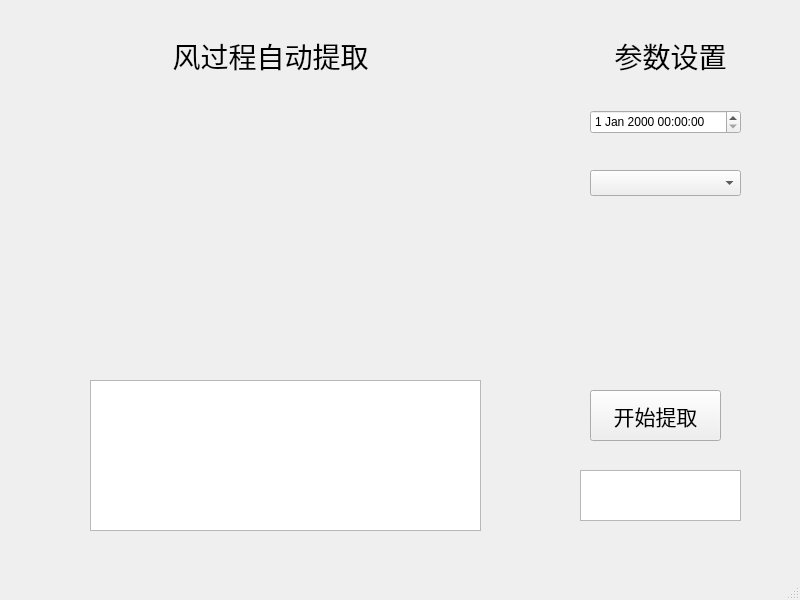
Above: 风过程自动提取.ui from vingol/UI_stage_2 before the change. Below: the same form after it.
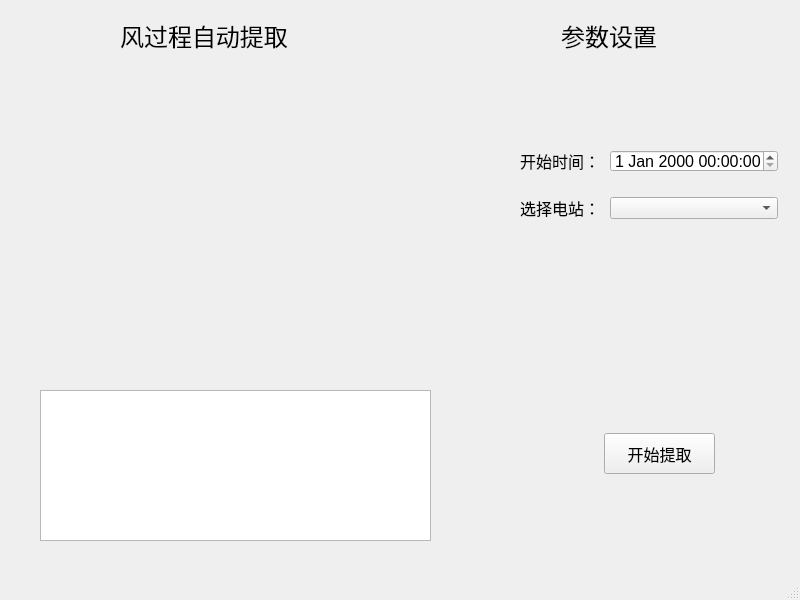
That is the form after the change.

```diff
--- a/风过程自动提取.ui
+++ b/风过程自动提取.ui
@@ -10,90 +10,27 @@
     <height>600</height>
    </rect>
   </property>
+  <property name="font">
+   <font>
+    <pointsize>12</pointsize>
+   </font>
+  </property>
   <property name="windowTitle">
    <string>MainWindow</string>
   </property>
   <widget class="QWidget" name="centralwidget">
-   <widget class="QLabel" name="label">
-    <property name="geometry">
-     <rect>
-      <x>170</x>
-      <y>40</y>
-      <width>201</width>
-      <height>31</height>
-     </rect>
-    </property>
-    <property name="font">
-     <font>
-      <pointsize>21</pointsize>
-     </font>
-    </property>
-    <property name="text">
-     <string>风过程自动提取</string>
-    </property>
-    <property name="textFormat">
-     <enum>Qt::AutoText</enum>
-    </property>
-    <property name="alignment">
-     <set>Qt::AlignCenter</set>
-    </property>
-   </widget>
-   <widget class="QLabel" name="label_2">
-    <property name="geometry">
-     <rect>
-      <x>570</x>
-      <y>40</y>
-      <width>201</width>
-      <height>31</height>
-     </rect>
-    </property>
-    <property name="font">
-     <font>
-      <pointsize>21</pointsize>
-     </font>
-    </property>
-    <property name="text">
-     <string>参数设置</string>
-    </property>
-    <property name="textFormat">
-     <enum>Qt::AutoText</enum>
-    </property>
-    <property name="alignment">
-     <set>Qt::AlignCenter</set>
-    </property>
-   </widget>
-   <widget class="QComboBox" name="comboBox">
-    <property name="geometry">
-     <rect>
-      <x>590</x>
-      <y>170</y>
-      <width>151</width>
-      <height>26</height>
-     </rect>
-    </property>
-   </widget>
-   <widget class="QDateTimeEdit" name="dateTimeEdit">
-    <property name="geometry">
-     <rect>
-      <x>590</x>
-      <y>110</y>
-      <width>151</width>
-      <height>24</height>
-     </rect>
-    </property>
-   </widget>
    <widget class="QPushButton" name="pushButton">
     <property name="geometry">
      <rect>
-      <x>590</x>
-      <y>390</y>
-      <width>131</width>
-      <height>51</height>
+      <x>604</x>
+      <y>433</y>
+      <width>111</width>
+      <height>41</height>
      </rect>
     </property>
     <property name="font">
      <font>
-      <pointsize>16</pointsize>
+      <pointsize>12</pointsize>
      </font>
     </property>
     <property name="text">
@@ -103,22 +40,124 @@
    <widget class="QTableWidget" name="tableWidget">
     <property name="geometry">
      <rect>
-      <x>90</x>
-      <y>380</y>
+      <x>40</x>
+      <y>390</y>
       <width>391</width>
       <height>151</height>
      </rect>
     </property>
    </widget>
-   <widget class="QTextBrowser" name="textBrowser">
+   <widget class="QWidget" name="">
     <property name="geometry">
      <rect>
-      <x>580</x>
-      <y>470</y>
-      <width>161</width>
-      <height>51</height>
+      <x>510</x>
+      <y>140</y>
+      <width>278</width>
+      <height>89</height>
      </rect>
     </property>
+    <layout class="QGridLayout" name="gridLayout" rowstretch="0,0" rowminimumheight="0,0">
+     <property name="leftMargin">
+      <number>10</number>
+     </property>
+     <property name="topMargin">
+      <number>10</number>
+     </property>
+     <property name="rightMargin">
+      <number>10</number>
+     </property>
+     <property name="bottomMargin">
+      <number>10</number>
+     </property>
+     <property name="horizontalSpacing">
+      <number>10</number>
+     </property>
+     <property name="verticalSpacing">
+      <number>25</number>
+     </property>
+     <item row="0" column="0">
+      <widget class="QLabel" name="label_time">
+       <property name="text">
+        <string>开始时间：</string>
+       </property>
+       <property name="alignment">
+        <set>Qt::AlignCenter</set>
+       </property>
+      </widget>
+     </item>
+     <item row="0" column="1">
+      <widget class="QDateTimeEdit" name="dateTimeEdit"/>
+     </item>
+     <item row="1" column="0">
+      <widget class="QLabel" name="label_station">
+       <property name="font">
+        <font>
+         <pointsize>12</pointsize>
+        </font>
+       </property>
+       <property name="text">
+        <string>选择电站：</string>
+       </property>
+       <property name="alignment">
+        <set>Qt::AlignCenter</set>
+       </property>
+      </widget>
+     </item>
+     <item row="1" column="1">
+      <widget class="QComboBox" name="comboBox"/>
+     </item>
+    </layout>
+   </widget>
+   <widget class="QWidget" name="">
+    <property name="geometry">
+     <rect>
+      <x>120</x>
+      <y>20</y>
+      <width>560</width>
+      <height>30</height>
+     </rect>
+    </property>
+    <layout class="QHBoxLayout" name="horizontalLayout">
+     <property name="spacing">
+      <number>250</number>
+     </property>
+     <item>
+      <widget class="QLabel" name="label">
+       <property name="font">
+        <font>
+         <pointsize>18</pointsize>
+        </font>
+       </property>
+       <property name="text">
+        <string>风过程自动提取</string>
+       </property>
+       <property name="textFormat">
+        <enum>Qt::AutoText</enum>
+       </property>
+       <property name="alignment">
+        <set>Qt::AlignCenter</set>
+       </property>
+      </widget>
+     </item>
+     <item>
+      <widget class="QLabel" name="label_2">
+       <property name="font">
+        <font>
+         <pointsize>18</pointsize>
+        </font>
+       </property>
+       <property name="text">
+        <string>参数设置</string>
+       </property>
+       <property name="textFormat">
+        <enum>Qt::AutoText</enum>
+       </property>
+       <property name="alignment">
+        <set>Qt::AlignCenter</set>
+       </property>
+      </widget>
+     </item>
+    </layout>
    </widget>
   </widget>
   <widget class="QStatusBar" name="statusbar"/>
```
